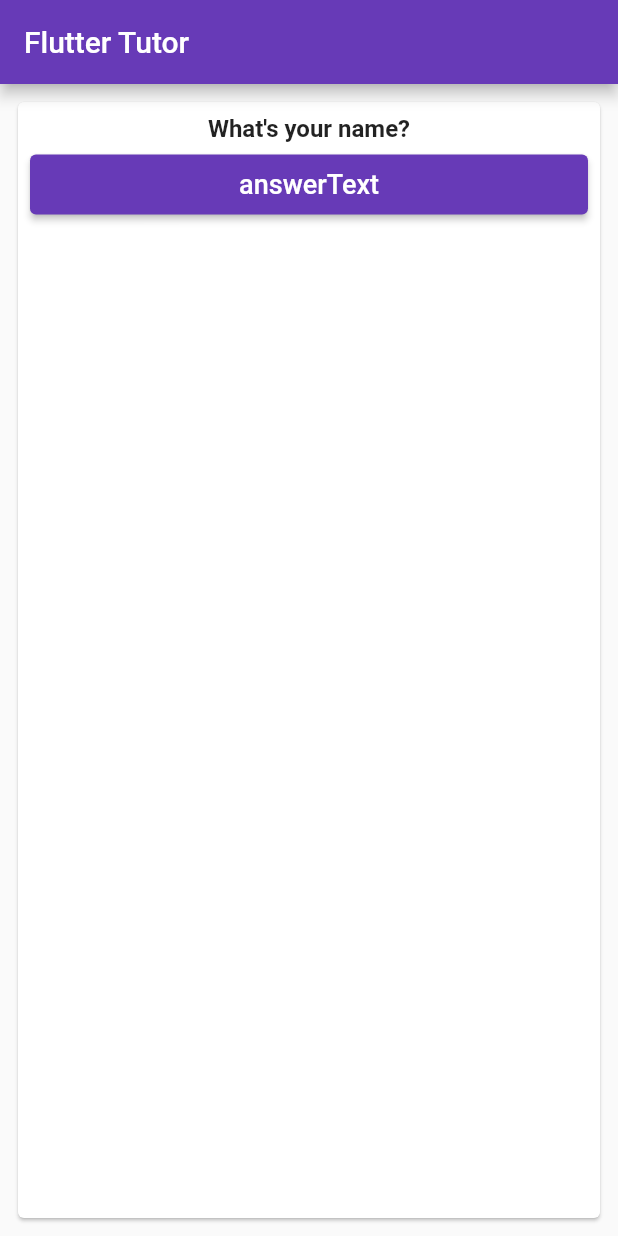
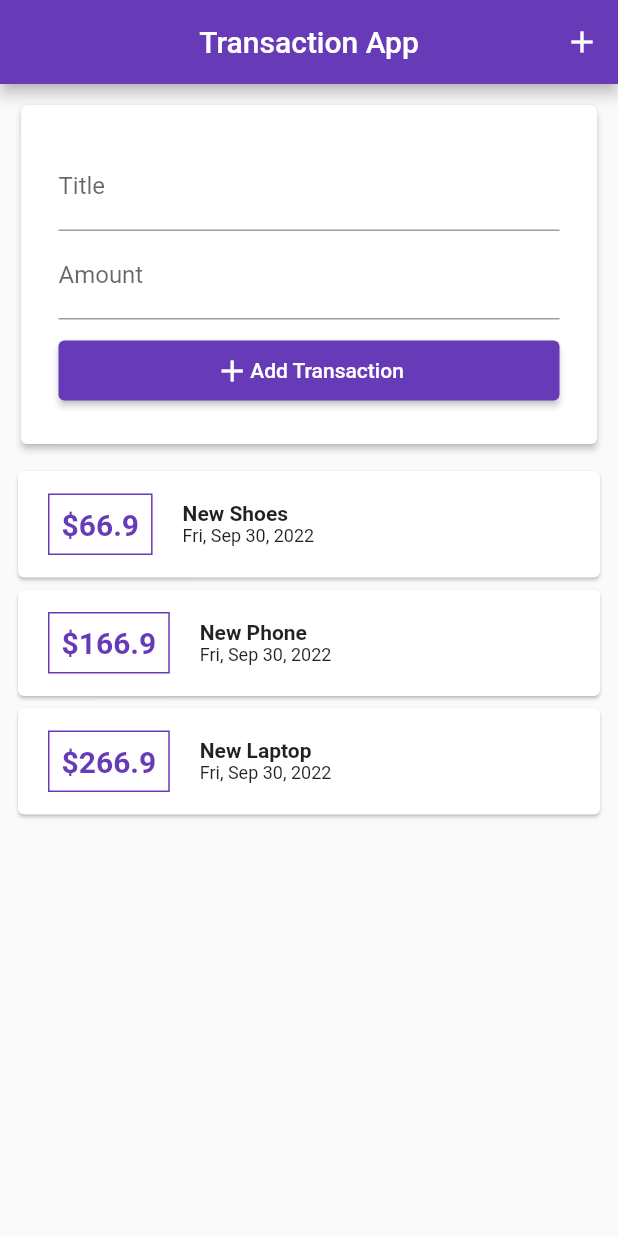
Before and after one commit to DyoungDsea/flutter_tutor_1, a Flutter app: the screen it shows after launch, on a phone screen of 412 x 824 dp. Run offline on Flutter 3.47's test engine with Material 2 defaults, Android fonts, the light colour scheme and no system bars.

Commit message:
Transaction App

```diff
--- a/lib/answer.dart
+++ /dev/null
@@ -1,23 +0,0 @@
-import 'package:flutter/material.dart';
-
-class Answer extends StatelessWidget {
-  const Answer({Key? key, required this.answerText, this.onPressed})
-      : super(key: key);
-  final String answerText;
-  final VoidCallback? onPressed;
-
-  @override
-  Widget build(BuildContext context) {
-    return SizedBox(
-      height: 40.0,
-      width: double.infinity,
-      child: ElevatedButton(
-        onPressed: onPressed,
-        child: Text(
-          answerText,
-          style: const TextStyle(fontSize: 18.0),
-        ),
-      ),
-    );
-  }
-}
--- a/lib/main.dart
+++ b/lib/main.dart
@@ -1,63 +1,27 @@
 import 'package:flutter/material.dart';
-import 'package:flutter_accademic/answer.dart';
-import 'package:flutter_accademic/question.dart';
+import 'package:flutter_accademic/models/user_transaction.dart';
 
-void main() {
-  runApp(const MyApp());
-}
+void main() => runApp(const MyTransactionApp());
 
-class MyApp extends StatefulWidget {
-  const MyApp({Key? key}) : super(key: key);
-
-  @override
-  State<MyApp> createState() => _MyAppState();
-}
-
-class _MyAppState extends State<MyApp> {
-  var questionIndex = 0;
-
-  void _answerQuestion() {
-    setState(() {
-      questionIndex++;
-    });
-  }
+class MyTransactionApp extends StatelessWidget {
+  const MyTransactionApp({Key? key}) : super(key: key);
 
   @override
   Widget build(BuildContext context) {
-    var question = [
-      "What's your name?",
-      "What is your best color?",
-      "How old are you?",
-      "What is name of your Mum?",
-    ];
     return MaterialApp(
-      theme: ThemeData(
-        primarySwatch: Colors.deepPurple,
-      ),
+      theme: ThemeData(primarySwatch: Colors.deepPurple),
       home: Scaffold(
         appBar: AppBar(
-          title: const Text(
-            "Flutter Tutor",
-          ),
+          title: const Text("Transaction App"),
+          centerTitle: true,
+          actions: [
+            IconButton(
+              onPressed: () {},
+              icon: const Icon(Icons.add),
+            )
+          ],
         ),
-        body: Padding(
-          padding: const EdgeInsets.all(8.0),
-          child: Card(
-            child: Padding(
-              padding: const EdgeInsets.all(8.0),
-              child: Column(
-                children: [
-                  Question(questionText: question[questionIndex]),
-                  const SizedBox(height: 8.0),
-                  Answer(
-                    answerText: "answerText",
-                    onPressed: _answerQuestion,
-                  ),
-                ],
-              ),
-            ),
-          ),
-        ),
+        body: const SingleChildScrollView(child: UserTransactions()),
       ),
     );
   }
--- /dev/null
+++ b/lib/models/new_transaction.dart
@@ -0,0 +1,65 @@
+import 'package:flutter/material.dart';
+
+class NewTransaction extends StatelessWidget {
+  NewTransaction({Key? key, required this.addTransaction}) : super(key: key);
+  final Function addTransaction;
+
+  final titleController = TextEditingController();
+  final amountController = TextEditingController();
+
+  // late String titleInput;
+  // late String amountInput;
+
+  @override
+  Widget build(BuildContext context) {
+    return Padding(
+      padding: const EdgeInsets.all(10.0),
+      child: Card(
+        elevation: 2.0,
+        child: Container(
+          padding: const EdgeInsets.all(25.0),
+          child: Column(
+            // crossAxisAlignment: CrossAxisAlignment.end,
+            children: [
+              TextField(
+                keyboardType: TextInputType.text,
+                // onChanged: (value) => titleInput = value,
+                controller: titleController,
+                decoration: const InputDecoration(
+                  labelText: "Title",
+                ),
+              ),
+              TextField(
+                keyboardType: TextInputType.number,
+                controller: amountController,
+                // onChanged: (value) => amountInput = value,
+                decoration: const InputDecoration(
+                  labelText: "Amount",
+                ),
+              ),
+              const SizedBox(
+                height: 10,
+              ),
+              ElevatedButton(
+                onPressed: () => addTransaction(
+                  titleController.text,
+                  double.parse(amountController.text),
+                ),
+                child: Padding(
+                  padding: const EdgeInsets.all(8.0),
+                  child: Row(
+                    mainAxisAlignment: MainAxisAlignment.center,
+                    children: const [
+                      Icon(Icons.add),
+                      Text("Add Transaction"),
+                    ],
+                  ),
+                ),
+              )
+            ],
+          ),
+        ),
+      ),
+    );
+  }
+}
--- /dev/null
+++ b/lib/models/transaction.dart
@@ -0,0 +1,14 @@
+class Transaction {
+  //create constructor for transaction
+  Transaction({
+    required this.id,
+    required this.title,
+    required this.amount,
+    required this.date,
+  });
+
+  final String? id;
+  final String? title;
+  final double? amount;
+  final DateTime? date;
+}
--- /dev/null
+++ b/lib/models/user_transaction.dart
@@ -0,0 +1,60 @@
+import 'package:flutter/cupertino.dart';
+import 'package:flutter_accademic/models/new_transaction.dart';
+import 'package:flutter_accademic/models/transaction.dart';
+
+import '../widgets/transaction_list.dart';
+
+class UserTransactions extends StatefulWidget {
+  const UserTransactions({Key? key}) : super(key: key);
+
+  @override
+  State<UserTransactions> createState() => _UserTransactionsState();
+}
+
+class _UserTransactionsState extends State<UserTransactions> {
+  final List<Transaction> _userTransactions = [
+    Transaction(
+      id: '123',
+      title: "New Shoes",
+      amount: 66.9,
+      date: DateTime.now(),
+    ),
+    Transaction(
+      id: '124',
+      title: "New Phone",
+      amount: 166.9,
+      date: DateTime.now(),
+    ),
+    Transaction(
+      id: '125',
+      title: "New Laptop",
+      amount: 266.9,
+      date: DateTime.now(),
+    ),
+  ];
+
+  void addNewTransaction(String title, double amount) {
+    final newTx = Transaction(
+      id: DateTime.now().toString(),
+      title: title,
+      amount: amount,
+      date: DateTime.now(),
+    );
+
+    setState(() {
+      _userTransactions.add(newTx);
+    });
+  }
+
+  @override
+  Widget build(BuildContext context) {
+    return Column(
+      children: [
+        NewTransaction(addTransaction: addNewTransaction,),
+        TransactionList(
+          itemList: _userTransactions,
+        ),
+      ],
+    );
+  }
+}
--- a/lib/question.dart
+++ /dev/null
@@ -1,16 +0,0 @@
-import 'package:flutter/material.dart';
-
-class Question extends StatelessWidget {
-  const Question({Key? key, required this.questionText}) : super(key: key);
-  final String questionText;
-
-  @override
-  Widget build(BuildContext context) {
-    return SingleChildScrollView(
-      child: Text(
-        questionText,
-        style: const TextStyle(fontSize: 16.0, fontWeight: FontWeight.bold),
-      ),
-    );
-  }
-}
--- /dev/null
+++ b/lib/widgets/transaction_list.dart
@@ -0,0 +1,69 @@
+import 'package:flutter/material.dart';
+import 'package:flutter_accademic/models/transaction.dart';
+import 'package:intl/intl.dart';
+
+class TransactionList extends StatelessWidget {
+  const TransactionList({Key? key, required this.itemList}) : super(key: key);
+  final List<Transaction> itemList;
+
+  @override
+  Widget build(BuildContext context) {
+    return SizedBox(
+      height: 400,
+      child: ListView.builder(
+          itemCount: itemList.length,
+          itemBuilder: (_, index) {
+            return Padding(
+              padding: const EdgeInsets.symmetric(horizontal: 8.0),
+              child: Card(
+                child: Row(
+                  // mainAxisAlignment: MainAxisAlignment.spaceBetween,
+                  children: [
+                    Container(
+                      padding: const EdgeInsets.all(8.0),
+                      margin: const EdgeInsets.symmetric(
+                        vertical: 15.0,
+                        horizontal: 20.0,
+                      ),
+                      decoration: BoxDecoration(
+                        border: Border.all(
+                          color: Colors.deepPurple,
+                        ),
+                      ),
+                      child: Text(
+                        "\$${itemList[index].amount}",
+                        style: const TextStyle(
+                            fontSize: 20,
+                            fontWeight: FontWeight.bold,
+                            color: Colors.deepPurple),
+                      ),
+                    ),
+                    Column(
+                      crossAxisAlignment: CrossAxisAlignment.start,
+                      children: [
+                        Text(
+                          itemList[index].title!,
+                          style: const TextStyle(
+                              fontSize: 14, fontWeight: FontWeight.bold),
+                        ),
+                        Text(
+                          DateFormat.yMMMEd().format(itemList[index].date!),
+                          style: const TextStyle(
+                            fontSize: 12,
+                            fontWeight: FontWeight.w400,
+                          ),
+                        ),
+                      ],
+                    )
+                  ],
+                ),
+              ),
+            );
+          }
+          // children: itemList.map((e) {
+          //   return
+          // }).toList(),
+          ),
+    );
+  }
+}
--- a/pubspec.yaml
+++ b/pubspec.yaml
@@ -34,6 +34,7 @@ dependencies:
   # The following adds the Cupertino Icons font to your application.
   # Use with the CupertinoIcons class for iOS style icons.
   cupertino_icons: ^1.0.2
+  intl: ^0.17.0
 
 dev_dependencies:
   flutter_test:
```
Also changed, not shown: pubspec.lock, 1 other file.
